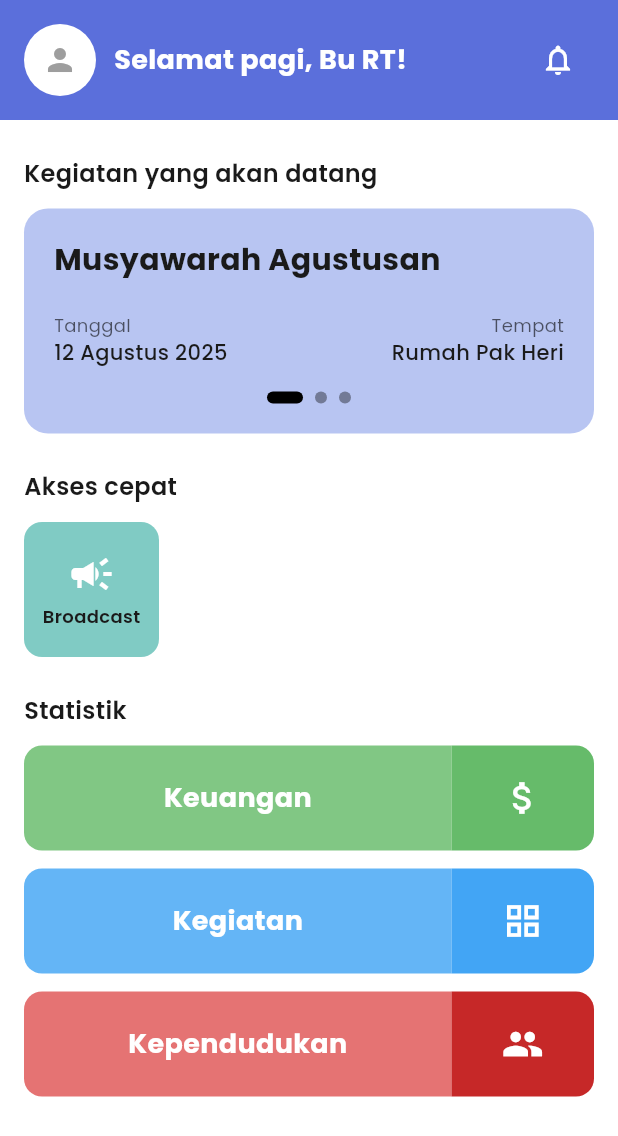
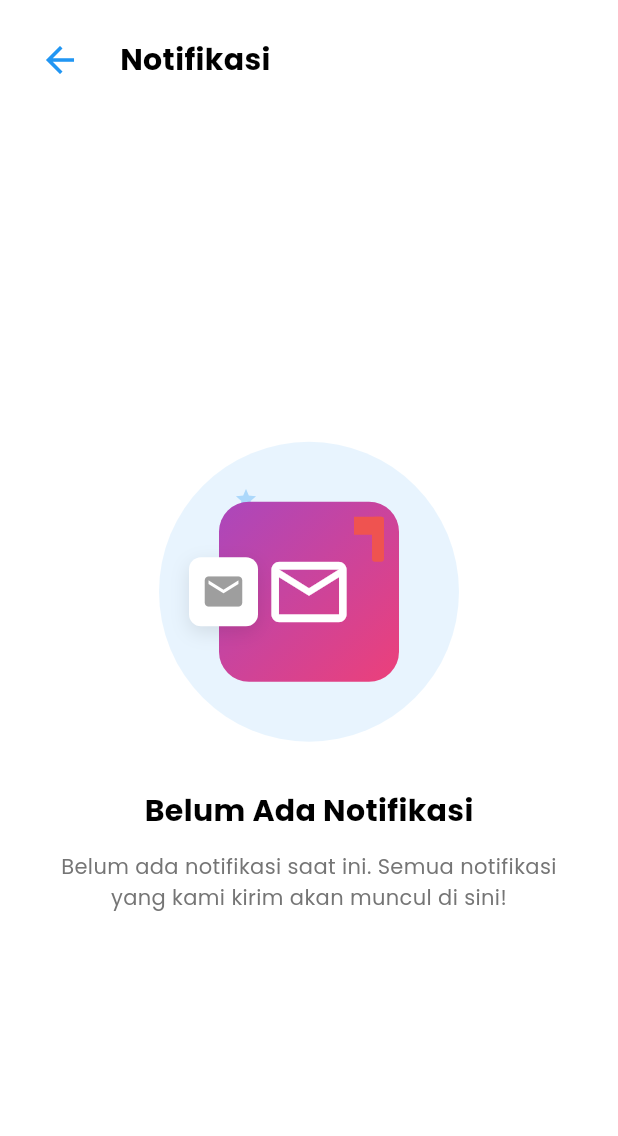
Before and after one commit to Ruphasa/Pentagram, a Flutter app: the HomeScreen screen opened directly, after a tap on the "notifications" icon, on a phone screen of 412 x 824 dp. Shown: the top 1136 px of the screen. Run offline on Flutter 3.47's test engine with Material 3 defaults, Android fonts, the phone set to English and light mode, and no system bars; our stand-ins replace firebase_core, google_fonts; accounts and stored records are empty.

Commit message:
feat: add notification page

```diff
--- a/lib/pages/dashboard/dashboard.dart
+++ b/lib/pages/dashboard/dashboard.dart
@@ -1,4 +1,5 @@
 import 'package:flutter/material.dart';
+import 'package:pentagram/pages/notifikasi/notifikasi.dart';
 import 'package:pentagram/utils/app_colors.dart';
 
 class HomeScreen extends StatelessWidget {
@@ -38,7 +39,12 @@ class HomeScreen extends StatelessWidget {
                       ),
                     ),
                     IconButton(
-                      onPressed: () {},
+                      onPressed: () {
+                        Navigator.push(
+                          context,
+                          MaterialPageRoute(builder: (ctx) => const Notifikasi())
+                        );
+                      },
                       icon: const Icon(Icons.notifications_outlined),
                       color: Colors.white,
                     ),
--- /dev/null
+++ b/lib/pages/notifikasi/notifikasi.dart
@@ -0,0 +1,199 @@
+import 'package:flutter/material.dart';
+
+class Notifikasi extends StatelessWidget {
+  const Notifikasi({super.key});
+
+  @override
+  Widget build(BuildContext context) {
+    return Scaffold(
+      backgroundColor: Colors.white,
+      body: SafeArea(
+        child: Column(
+          crossAxisAlignment: CrossAxisAlignment.start,
+          children: [
+            // Header with back button
+            Padding(
+              padding: const EdgeInsets.all(16.0),
+              child: Row(
+                children: [
+                  IconButton(
+                    onPressed: () => Navigator.pop(context),
+                    icon: const Icon(
+                      Icons.arrow_back,
+                      color: Colors.blue,
+                      size: 28,
+                    ),
+                    padding: EdgeInsets.zero,
+                    constraints: const BoxConstraints(),
+                  ),
+                  const SizedBox(width: 16),
+                  const Text(
+                    'Notifikasi',
+                    style: TextStyle(
+                      fontSize: 20,
+                      fontWeight: FontWeight.bold,
+                      color: Colors.black,
+                    ),
+                  ),
+                ],
+              ),
+            ),
+
+            // Empty state
+            Expanded(
+              child: Center(
+                child: Column(
+                  mainAxisAlignment: MainAxisAlignment.center,
+                  children: [
+                    // Mailbox illustration
+                    Container(
+                      width: 200,
+                      height: 200,
+                      decoration: BoxDecoration(
+                        color: Colors.blue.withOpacity(0.1),
+                        shape: BoxShape.circle,
+                      ),
+                      child: Stack(
+                        alignment: Alignment.center,
+                        children: [
+                          // Decorative stars
+                          Positioned(
+                            top: 30,
+                            left: 50,
+                            child: Icon(
+                              Icons.star,
+                              color: Colors.blue.withOpacity(0.3),
+                              size: 16,
+                            ),
+                          ),
+                          Positioned(
+                            top: 50,
+                            right: 40,
+                            child: Icon(
+                              Icons.star,
+                              color: Colors.blue.withOpacity(0.3),
+                              size: 12,
+                            ),
+                          ),
+                          Positioned(
+                            bottom: 40,
+                            right: 50,
+                            child: Icon(
+                              Icons.star,
+                              color: Colors.blue.withOpacity(0.3),
+                              size: 14,
+                            ),
+                          ),
+                          // Mailbox icon
+                          Container(
+                            width: 120,
+                            height: 120,
+                            decoration: BoxDecoration(
+                              gradient: LinearGradient(
+                                begin: Alignment.topLeft,
+                                end: Alignment.bottomRight,
+                                colors: [
+                                  Colors.purple.shade400,
+                                  Colors.pink.shade400,
+                                ],
+                              ),
+                              borderRadius: BorderRadius.circular(20),
+                            ),
+                            child: Stack(
+                              children: [
+                                const Center(
+                                  child: Icon(
+                                    Icons.mail_outline,
+                                    size: 60,
+                                    color: Colors.white,
+                                  ),
+                                ),
+                                // Flag on mailbox
+                                Positioned(
+                                  top: 10,
+                                  right: 10,
+                                  child: Container(
+                                    width: 8,
+                                    height: 30,
+                                    decoration: BoxDecoration(
+                                      color: Colors.red.shade400,
+                                      borderRadius: BorderRadius.circular(2),
+                                    ),
+                                  ),
+                                ),
+                                Positioned(
+                                  top: 10,
+                                  right: 10,
+                                  child: Container(
+                                    width: 20,
+                                    height: 12,
+                                    decoration: BoxDecoration(
+                                      color: Colors.red.shade400,
+                                      borderRadius: const BorderRadius.only(
+                                        topRight: Radius.circular(2),
+                                        bottomRight: Radius.circular(2),
+                                      ),
+                                    ),
+                                  ),
+                                ),
+                              ],
+                            ),
+                          ),
+                          // Envelope icon
+                          Positioned(
+                            left: 20,
+                            child: Container(
+                              padding: const EdgeInsets.all(8),
+                              decoration: BoxDecoration(
+                                color: Colors.white,
+                                borderRadius: BorderRadius.circular(8),
+                                boxShadow: [
+                                  BoxShadow(
+                                    color: Colors.black.withOpacity(0.1),
+                                    blurRadius: 10,
+                                    offset: const Offset(0, 4),
+                                  ),
+                                ],
+                              ),
+                              child: const Icon(
+                                Icons.mail,
+                                color: Colors.grey,
+                                size: 30,
+                              ),
+                            ),
+                          ),
+                        ],
+                      ),
+                    ),
+                    const SizedBox(height: 32),
+                    const Text(
+                      'Belum Ada Notifikasi',
+                      style: TextStyle(
+                        fontSize: 20,
+                        fontWeight: FontWeight.bold,
+                        color: Colors.black,
+                      ),
+                    ),
+                    const SizedBox(height: 12),
+                    Padding(
+                      padding: const EdgeInsets.symmetric(horizontal: 40.0),
+                      child: Text(
+                        'Belum ada notifikasi saat ini. Semua notifikasi yang kami kirim akan muncul di sini!',
+                        textAlign: TextAlign.center,
+                        style: TextStyle(
+                          fontSize: 14,
+                          color: Colors.grey.shade600,
+                          height: 1.5,
+                        ),
+                      ),
+                    ),
+                  ],
+                ),
+              ),
+            ),
+          ],
+        ),
+      ),
+    );
+  }
+}
```
